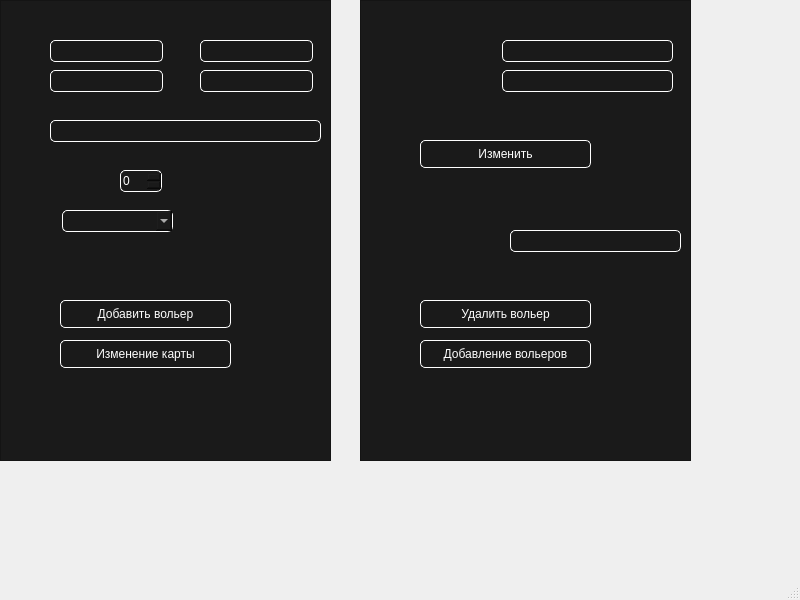
First picture: the form in ItZoo.ui, repository LeoF1sh1ng/BD_App, before the edit.
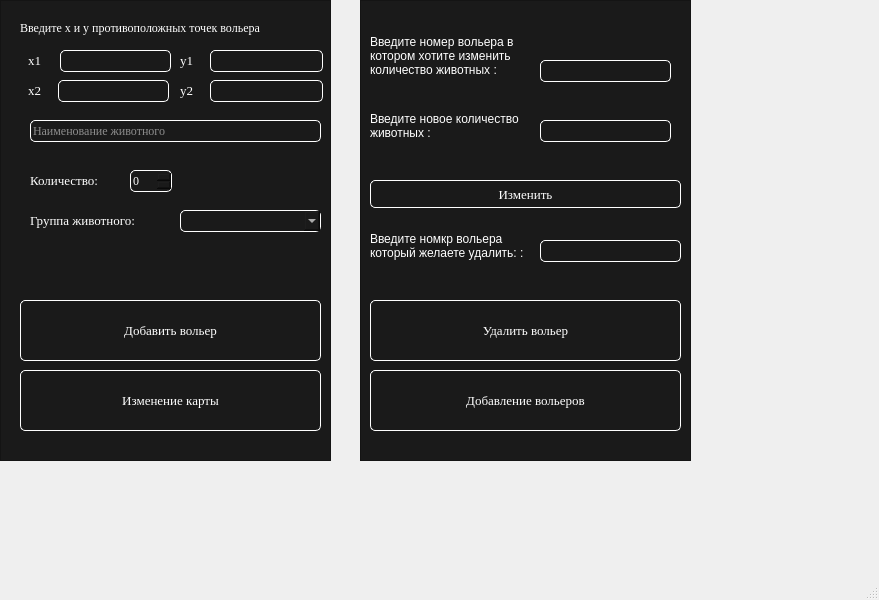
Second picture: the form after the edit.

Commit message: Update ItZoo.ui 3 версия

What changed in the file:
```diff
--- a/ItZoo.ui
+++ b/ItZoo.ui
@@ -6,10 +6,15 @@
    <rect>
     <x>0</x>
     <y>0</y>
-    <width>800</width>
+    <width>879</width>
     <height>600</height>
    </rect>
   </property>
+  <property name="font">
+   <font>
+    <family>Times New Roman</family>
+   </font>
+  </property>
   <property name="windowTitle">
    <string>MainWindow</string>
   </property>
@@ -23,6 +28,11 @@
       <height>461</height>
      </rect>
     </property>
+    <property name="font">
+     <font>
+      <family>Times New Roman</family>
+     </font>
+    </property>
     <property name="styleSheet">
      <string notr="true">background-color: rgb(26, 26, 26);
 color: rgb(255, 255, 255);</string>
@@ -36,12 +46,17 @@
     <widget class="QLineEdit" name="x1">
      <property name="geometry">
       <rect>
-       <x>50</x>
-       <y>40</y>
-       <width>113</width>
+       <x>60</x>
+       <y>50</y>
+       <width>111</width>
        <height>22</height>
       </rect>
      </property>
+     <property name="font">
+      <font>
+       <family>Times New Roman</family>
+      </font>
+     </property>
      <property name="styleSheet">
       <string notr="true">border-color: white;
 border-style:solid;
@@ -52,28 +67,41 @@
     <widget class="QLineEdit" name="x2">
      <property name="geometry">
       <rect>
-       <x>50</x>
-       <y>70</y>
-       <width>113</width>
+       <x>58</x>
+       <y>80</y>
+       <width>111</width>
        <height>22</height>
       </rect>
      </property>
+     <property name="font">
+      <font>
+       <family>Times New Roman</family>
+      </font>
+     </property>
      <property name="styleSheet">
       <string notr="true">border-color: white;
 border-style:solid;
 border-radius: 5px;
 border-width: 1px 1px 1px 1px;</string>
      </property>
+     <property name="text">
+      <string/>
+     </property>
     </widget>
     <widget class="QLineEdit" name="y1">
      <property name="geometry">
       <rect>
-       <x>200</x>
-       <y>40</y>
+       <x>210</x>
+       <y>50</y>
        <width>113</width>
        <height>22</height>
       </rect>
      </property>
+     <property name="font">
+      <font>
+       <family>Times New Roman</family>
+      </font>
+     </property>
      <property name="styleSheet">
       <string notr="true">border-color: white;
 border-style:solid;
@@ -84,12 +112,17 @@
     <widget class="QLineEdit" name="y2">
      <property name="geometry">
       <rect>
-       <x>200</x>
-       <y>70</y>
+       <x>210</x>
+       <y>80</y>
        <width>113</width>
        <height>22</height>
       </rect>
      </property>
+     <property name="font">
+      <font>
+       <family>Times New Roman</family>
+      </font>
+     </property>
      <property name="styleSheet">
       <string notr="true">border-color: white;
 border-style:solid;
@@ -100,28 +133,47 @@
     <widget class="QLineEdit" name="name">
      <property name="geometry">
       <rect>
-       <x>50</x>
+       <x>30</x>
        <y>120</y>
-       <width>271</width>
+       <width>291</width>
        <height>22</height>
       </rect>
      </property>
+     <property name="font">
+      <font>
+       <family>Times New Roman</family>
+      </font>
+     </property>
      <property name="styleSheet">
       <string notr="true">border-color: white;
 border-style:solid;
 border-radius: 5px;
 border-width: 1px 1px 1px 1px;</string>
      </property>
+     <property name="inputMethodHints">
+      <set>Qt::ImhNone</set>
+     </property>
+     <property name="text">
+      <string/>
+     </property>
+     <property name="placeholderText">
+      <string>Наименование животного</string>
+     </property>
     </widget>
     <widget class="QSpinBox" name="spinBox">
      <property name="geometry">
       <rect>
-       <x>120</x>
+       <x>130</x>
        <y>170</y>
        <width>42</width>
        <height>22</height>
       </rect>
      </property>
+     <property name="font">
+      <font>
+       <family>Times New Roman</family>
+      </font>
+     </property>
      <property name="styleSheet">
       <string notr="true">border-color: white;
 border-style:solid;
@@ -132,12 +184,17 @@
     <widget class="QComboBox" name="comboBox">
      <property name="geometry">
       <rect>
-       <x>62</x>
+       <x>180</x>
        <y>210</y>
-       <width>111</width>
+       <width>141</width>
        <height>22</height>
       </rect>
      </property>
+     <property name="font">
+      <font>
+       <family>Times New Roman</family>
+      </font>
+     </property>
      <property name="styleSheet">
       <string notr="true">border-color: white;
 border-style:solid;
@@ -148,12 +205,18 @@
     <widget class="QPushButton" name="dobav">
      <property name="geometry">
       <rect>
-       <x>60</x>
+       <x>20</x>
        <y>300</y>
-       <width>171</width>
-       <height>28</height>
+       <width>301</width>
+       <height>61</height>
       </rect>
      </property>
+     <property name="font">
+      <font>
+       <family>Times New Roman</family>
+       <pointsize>10</pointsize>
+      </font>
+     </property>
      <property name="styleSheet">
       <string notr="true">border-color: white;
 border-style:solid;
@@ -167,12 +230,18 @@
     <widget class="QPushButton" name="izm">
      <property name="geometry">
       <rect>
-       <x>60</x>
-       <y>340</y>
-       <width>171</width>
-       <height>28</height>
+       <x>20</x>
+       <y>370</y>
+       <width>301</width>
+       <height>61</height>
       </rect>
      </property>
+     <property name="font">
+      <font>
+       <family>Times New Roman</family>
+       <pointsize>10</pointsize>
+      </font>
+     </property>
      <property name="styleSheet">
       <string notr="true">border-color: white;
 border-style:solid;
@@ -183,6 +252,139 @@
       <string>Изменение карты</string>
      </property>
     </widget>
+    <widget class="QLabel" name="label">
+     <property name="geometry">
+      <rect>
+       <x>20</x>
+       <y>20</y>
+       <width>301</width>
+       <height>16</height>
+      </rect>
+     </property>
+     <property name="font">
+      <font>
+       <family>Times New Roman</family>
+       <pointsize>9</pointsize>
+      </font>
+     </property>
+     <property name="text">
+      <string>Введите x и y противоположных точек вольера</string>
+     </property>
+    </widget>
+    <widget class="QLabel" name="label_2">
+     <property name="geometry">
+      <rect>
+       <x>28</x>
+       <y>50</y>
+       <width>21</width>
+       <height>21</height>
+      </rect>
+     </property>
+     <property name="font">
+      <font>
+       <family>Times New Roman</family>
+       <pointsize>10</pointsize>
+      </font>
+     </property>
+     <property name="text">
+      <string>x1</string>
+     </property>
+    </widget>
+    <widget class="QLabel" name="label_3">
+     <property name="geometry">
+      <rect>
+       <x>28</x>
+       <y>80</y>
+       <width>21</width>
+       <height>21</height>
+      </rect>
+     </property>
+     <property name="font">
+      <font>
+       <family>Times New Roman</family>
+       <pointsize>10</pointsize>
+      </font>
+     </property>
+     <property name="text">
+      <string>x2</string>
+     </property>
+    </widget>
+    <widget class="QLabel" name="label_4">
+     <property name="geometry">
+      <rect>
+       <x>180</x>
+       <y>50</y>
+       <width>21</width>
+       <height>21</height>
+      </rect>
+     </property>
+     <property name="font">
+      <font>
+       <family>Times New Roman</family>
+       <pointsize>10</pointsize>
+      </font>
+     </property>
+     <property name="text">
+      <string>y1</string>
+     </property>
+    </widget>
+    <widget class="QLabel" name="label_5">
+     <property name="geometry">
+      <rect>
+       <x>180</x>
+       <y>80</y>
+       <width>21</width>
+       <height>21</height>
+      </rect>
+     </property>
+     <property name="font">
+      <font>
+       <family>Times New Roman</family>
+       <pointsize>10</pointsize>
+      </font>
+     </property>
+     <property name="text">
+      <string>y2</string>
+     </property>
+    </widget>
+    <widget class="QLabel" name="label_6">
+     <property name="geometry">
+      <rect>
+       <x>30</x>
+       <y>170</y>
+       <width>91</width>
+       <height>21</height>
+      </rect>
+     </property>
+     <property name="font">
+      <font>
+       <family>Times New Roman</family>
+       <pointsize>10</pointsize>
+      </font>
+     </property>
+     <property name="text">
+      <string>Количество:</string>
+     </property>
+    </widget>
+    <widget class="QLabel" name="label_7">
+     <property name="geometry">
+      <rect>
+       <x>30</x>
+       <y>210</y>
+       <width>141</width>
+       <height>21</height>
+      </rect>
+     </property>
+     <property name="font">
+      <font>
+       <family>Times New Roman</family>
+       <pointsize>10</pointsize>
+      </font>
+     </property>
+     <property name="text">
+      <string>Группа животного:</string>
+     </property>
+    </widget>
    </widget>
    <widget class="QFrame" name="frame_2">
     <property name="geometry">
@@ -193,6 +395,11 @@
       <height>461</height>
      </rect>
     </property>
+    <property name="font">
+     <font>
+      <family>Times New Roman</family>
+     </font>
+    </property>
     <property name="styleSheet">
      <string notr="true">background-color: rgb(26, 26, 26);
 color: rgb(255, 255, 255);</string>
@@ -206,12 +413,17 @@
     <widget class="QLineEdit" name="number">
      <property name="geometry">
       <rect>
-       <x>142</x>
-       <y>40</y>
-       <width>171</width>
+       <x>180</x>
+       <y>60</y>
+       <width>131</width>
        <height>22</height>
       </rect>
      </property>
+     <property name="font">
+      <font>
+       <family>Times New Roman</family>
+      </font>
+     </property>
      <property name="styleSheet">
       <string notr="true">border-color: white;
 border-style:solid;
@@ -222,12 +434,17 @@
     <widget class="QLineEdit" name="count">
      <property name="geometry">
       <rect>
-       <x>142</x>
-       <y>70</y>
-       <width>171</width>
+       <x>180</x>
+       <y>120</y>
+       <width>131</width>
        <height>22</height>
       </rect>
      </property>
+     <property name="font">
+      <font>
+       <family>Times New Roman</family>
+      </font>
+     </property>
      <property name="styleSheet">
       <string notr="true">border-color: white;
 border-style:solid;
@@ -238,12 +455,17 @@
     <widget class="QLineEdit" name="name_delete">
      <property name="geometry">
       <rect>
-       <x>150</x>
-       <y>230</y>
-       <width>171</width>
+       <x>180</x>
+       <y>240</y>
+       <width>141</width>
        <height>22</height>
       </rect>
      </property>
+     <property name="font">
+      <font>
+       <family>Times New Roman</family>
+      </font>
+     </property>
      <property name="styleSheet">
       <string notr="true">border-color: white;
 border-style:solid;
@@ -254,12 +476,18 @@
     <widget class="QPushButton" name="izmenit">
      <property name="geometry">
       <rect>
-       <x>60</x>
-       <y>140</y>
-       <width>171</width>
+       <x>10</x>
+       <y>180</y>
+       <width>311</width>
        <height>28</height>
       </rect>
      </property>
+     <property name="font">
+      <font>
+       <family>Times New Roman</family>
+       <pointsize>10</pointsize>
+      </font>
+     </property>
      <property name="styleSheet">
       <string notr="true">border-color: white;
 border-style:solid;
@@ -273,12 +501,18 @@
     <widget class="QPushButton" name="dobav_val">
      <property name="geometry">
       <rect>
-       <x>60</x>
-       <y>340</y>
-       <width>171</width>
-       <height>28</height>
+       <x>10</x>
+       <y>370</y>
+       <width>311</width>
+       <height>61</height>
       </rect>
      </property>
+     <property name="font">
+      <font>
+       <family>Times New Roman</family>
+       <pointsize>10</pointsize>
+      </font>
+     </property>
      <property name="styleSheet">
       <string notr="true">border-color: white;
 border-style:solid;
@@ -292,12 +526,18 @@
     <widget class="QPushButton" name="delete_val">
      <property name="geometry">
       <rect>
-       <x>60</x>
+       <x>10</x>
        <y>300</y>
-       <width>171</width>
-       <height>28</height>
+       <width>311</width>
+       <height>61</height>
       </rect>
      </property>
+     <property name="font">
+      <font>
+       <family>Times New Roman</family>
+       <pointsize>10</pointsize>
+      </font>
+     </property>
      <property name="styleSheet">
       <string notr="true">border-color: white;
 border-style:solid;
@@ -308,6 +548,63 @@
       <string>Удалить вольер</string>
      </property>
     </widget>
+    <widget class="QLabel" name="label_8">
+     <property name="geometry">
+      <rect>
+       <x>10</x>
+       <y>20</y>
+       <width>161</width>
+       <height>71</height>
+      </rect>
+     </property>
+     <property name="autoFillBackground">
+      <bool>false</bool>
+     </property>
+     <property name="text">
+      <string>Введите номер вольера в котором хотите изменить количество животных :</string>
+     </property>
+     <property name="wordWrap">
+      <bool>true</bool>
+     </property>
+    </widget>
+    <widget class="QLabel" name="label_9">
+     <property name="geometry">
+      <rect>
+       <x>10</x>
+       <y>110</y>
+       <width>161</width>
+       <height>31</height>
+      </rect>
+     </property>
+     <property name="autoFillBackground">
+      <bool>false</bool>
+     </property>
+     <property name="text">
+      <string>Введите новое количество животных :</string>
+     </property>
+     <property name="wordWrap">
+      <bool>true</bool>
+     </property>
+    </widget>
+    <widget class="QLabel" name="label_12">
+     <property name="geometry">
+      <rect>
+       <x>10</x>
+       <y>230</y>
+       <width>161</width>
+       <height>31</height>
+      </rect>
+     </property>
+     <property name="autoFillBackground">
+      <bool>false</bool>
+     </property>
+     <property name="text">
+      <string>Введите номкр вольера который желаете удалить: :</string>
+     </property>
+     <property name="wordWrap">
+      <bool>true</bool>
+     </property>
+    </widget>
    </widget>
   </widget>
   <widget class="QMenuBar" name="menubar">
```
Left out of the diff: 4 changed lines with no effect on the pictures.
